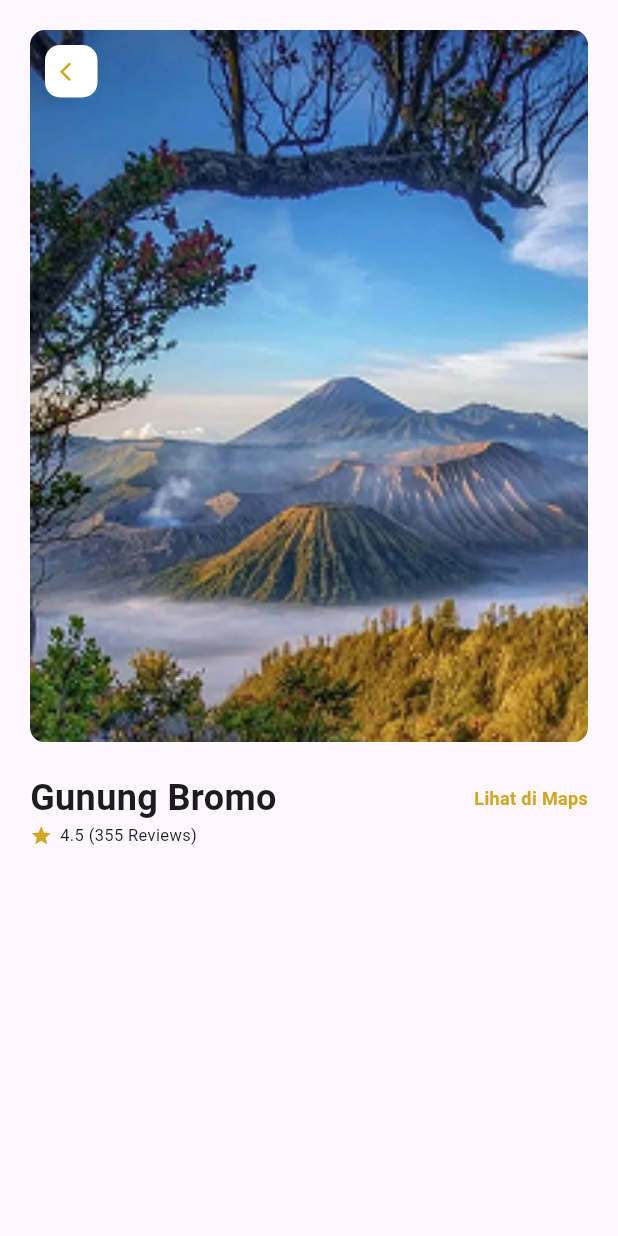
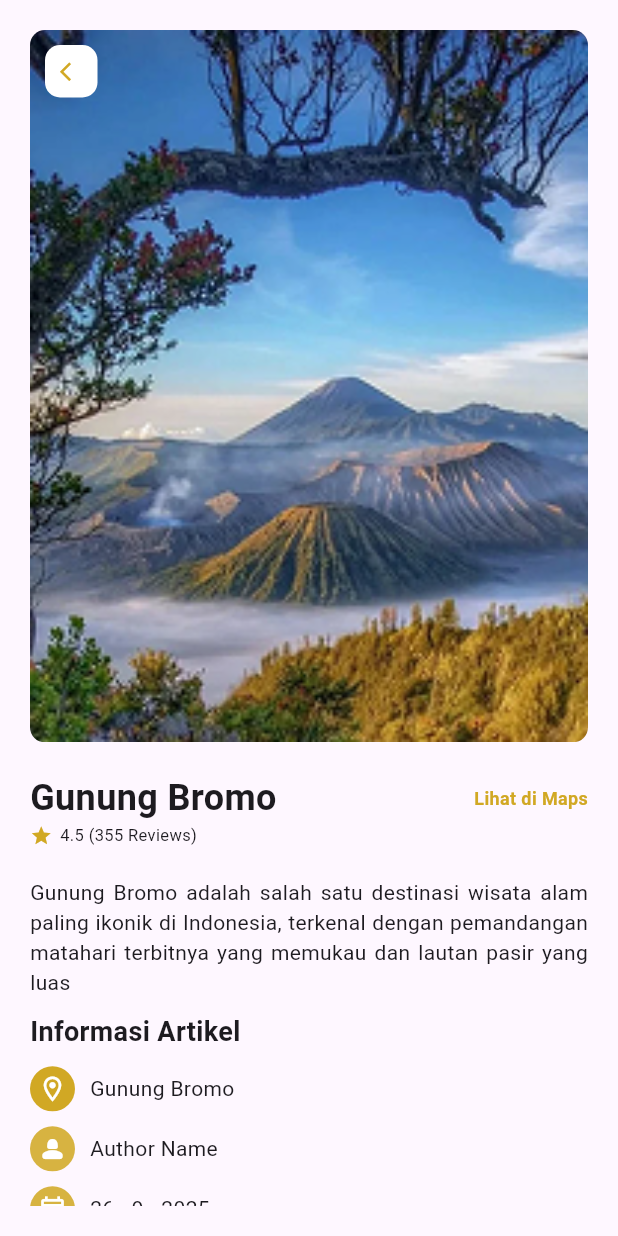
Before and after one commit to aureliazahra/uuk-sems3-finale, a Flutter app: the screen it shows after launch, on a phone screen of 412 x 824 dp. Run offline on Flutter 3.47's test engine with Material 3 defaults, Android fonts, the phone set to English and light mode, and no system bars; our stand-ins replace shared_preferences.

Commit message:
informasi artikek

```diff
--- a/lib/screen/articles/detail_screen.dart
+++ b/lib/screen/articles/detail_screen.dart
@@ -73,13 +73,83 @@ class DetailScreen extends StatelessWidget {
                   children: [
                     Icon(Icons.star, color: Color(0xffd1a824), size: 15),
                     SizedBox(width: 5),
-                    Text('4.5 (355 Reviews)', style: TextStyle(fontSize: 11),),
+                    Text('4.5 (355 Reviews)', style: TextStyle(fontSize: 11)),
                   ],
                 ),
                 //end judul artikel
                 //deskripsi
-
+                SizedBox(height: 20),
+                Text(
+                  "Gunung Bromo adalah salah satu destinasi wisata alam paling ikonik di Indonesia, terkenal dengan pemandangan matahari terbitnya yang memukau dan lautan pasir yang luas",
+                  textAlign: TextAlign.justify,
+                  style: TextStyle(fontSize: 14),
+                ),
                 //end deskripsi
+                //informasi artikel
+                SizedBox(height: 10),
+                Text(
+                  "Informasi Artikel",
+                  style: TextStyle(fontSize: 18, fontWeight: FontWeight.bold),
+                ),
+                SizedBox(height: 10),
+                Row(
+                  children: [
+                    CircleAvatar(
+                      radius: 15,
+                      backgroundColor: Color(0xffd1a824),
+                      child: Icon(
+                        Icons.location_on_outlined,
+                        color: Colors.white,
+                        size: 20,
+                      ),
+                    ),
+                    SizedBox(width: 10),
+                    Text("Gunung Bromo", style: TextStyle(fontSize: 14)),
+                  ],
+                ),
+                SizedBox(height: 10),
+                Row(
+                  children: [
+                    CircleAvatar(
+                      radius: 15,
+                      backgroundColor: Color(0xddd1a824),
+                      child: Icon(
+                        Icons.person_2_rounded,
+                        color: Colors.white,
+                        size: 20,
+                      ),
+                    ),
+                    SizedBox(width: 10),
+                    Text(
+                      "Author Name",
+                      style: TextStyle(
+                        fontSize: 14,
+                      ),
+                    )
+                  ],
+                ),
+                SizedBox(height: 10,),
+                Row(
+                  children: [
+                    CircleAvatar(
+                      radius: 15,
+                      backgroundColor: Color(0xddd1a824),
+                      child: Icon(
+                        Icons.calendar_month_outlined,
+                        color: Colors.white,
+                        size: 20,
+                      ),
+                    ),
+                    SizedBox(width: 10),
+                    Text(
+                      "26 - 9 - 2025",
+                      style: TextStyle(
+                        fontSize: 14,
+                      ),
+                    )
+                  ],
+                ),
+                //end informassi artikel
               ],
             ),
           ),
```
Also changed, not shown: assets/fonts/Poppins-Regular.ttf (added).
